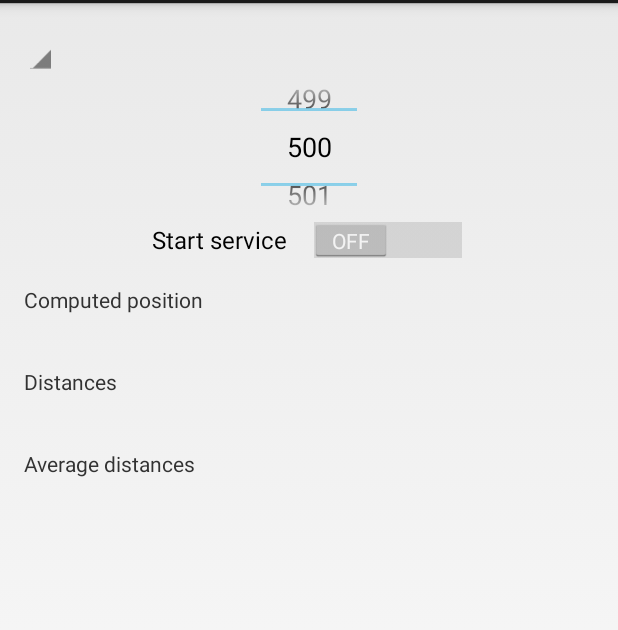
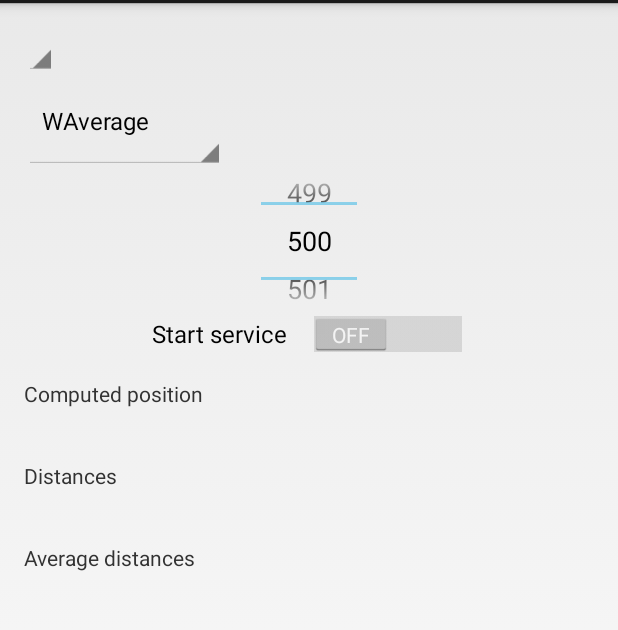
Before and after one commit to iskandarzzzz/beacon-eggs-android, an Android app: the screen it shows after launch (Home), on a phone screen of 412 x 824 dp, the part 69-699 px from its top. Run offline under Robolectric (Android 15) with nearby library versions, the phone set to English and light mode, and no system bars; libraries missing offline, so code that uses them is left out: beaconeggs.core, com.loopj.android; 1 statement that could not run was skipped.

Commit message:
Add Spinner for choosing filtering method

```diff
--- a/app/src/main/java/beaconeggs/android/App.java
+++ b/app/src/main/java/beaconeggs/android/App.java
@@ -6,6 +6,7 @@ import android.bluetooth.BluetoothAdapter;
 import java.util.List;
 
 import beaconeggs.android.editorModel.EditorLayout;
+import beaconeggs.android.service.BeaconHistory;
 import beaconeggs.android.service.BeaconMonitorService;
 
 /**
@@ -13,11 +14,17 @@ import beaconeggs.android.service.BeaconMonitorService;
  */
 public class App extends Application {
 
+    // Retrieve from server
+    public List<EditorLayout> editorLayouts;
+
+    // Set by respective Spinner
     public EditorLayout editorLayout;
+    public BeaconHistory.FilterMethod filterMethod;
 
-    public List<EditorLayout> editorLayouts;
+    // Set by NumberPicker
     public long foregroundScanPeriod = BeaconMonitorService.DEFAULT_FOREGROUND_SCAN_PERIOD;
 
+    // Helper method
     static boolean hasBluetooth() {
         BluetoothAdapter bluetoothAdapter = BluetoothAdapter.getDefaultAdapter();
 
--- /dev/null
+++ b/app/src/main/java/beaconeggs/android/FilterMethodSpinnerAdapter.java
@@ -0,0 +1,15 @@
+package beaconeggs.android;
+
+import android.content.Context;
+import android.widget.ArrayAdapter;
+
+import beaconeggs.android.service.BeaconHistory;
+
+/**
+ * Created by william on 26/11/14.
+ */
+public class FilterMethodSpinnerAdapter extends ArrayAdapter {
+    public FilterMethodSpinnerAdapter(Context context) {
+        super(context, android.R.layout.simple_spinner_dropdown_item, BeaconHistory.FilterMethod.values());
+    }
+}
--- a/app/src/main/java/beaconeggs/android/Home.java
+++ b/app/src/main/java/beaconeggs/android/Home.java
@@ -31,6 +31,7 @@ import java.util.List;
 import beaconeggs.android.editorModel.EditorLayout;
 import beaconeggs.android.editorModel.EditorWidget;
 import beaconeggs.android.editorModel.EditorWidgetAdapter;
+import beaconeggs.android.service.BeaconHistory;
 import beaconeggs.android.service.BeaconMonitorService;
 import beaconeggs.android.service.ExecutorListener;
 import beaconeggs.android.service.RestClient;
@@ -76,6 +77,7 @@ public class Home extends BaseActivity {
     private TextView distances;
     private TextView processedDistances;
     private Spinner layouts;
+    private Spinner filter_method;
     private NumberPicker foregroundScanPeriod;
     private Switch switch_start;
 
@@ -89,6 +91,7 @@ public class Home extends BaseActivity {
         distances = (TextView) findViewById(R.id.distances);
         processedDistances = (TextView) findViewById(R.id.processedDistances);
         layouts = (Spinner) findViewById(R.id.layouts);
+        filter_method = (Spinner) findViewById(R.id.filter_method);
         foregroundScanPeriod = (NumberPicker) findViewById(R.id.foreground_scan_period);
         switch_start = (Switch) findViewById(R.id.switch_start);
 
@@ -104,6 +107,19 @@ public class Home extends BaseActivity {
 
             }
         });
+        filter_method.setAdapter(new FilterMethodSpinnerAdapter(this));
+        filter_method.setOnItemSelectedListener(new AdapterView.OnItemSelectedListener() {
+            @Override
+            public void onItemSelected(AdapterView<?> adapterView, View view, int i, long l) {
+                app.filterMethod = BeaconHistory.FilterMethod.values()[i];
+            }
+
+            @Override
+            public void onNothingSelected(AdapterView<?> adapterView) {
+
+            }
+        });
+        filter_method.setSelection(BeaconHistory.FilterMethod.WAverage.ordinal(), true);
         foregroundScanPeriod.setMinValue(50);
         foregroundScanPeriod.setMaxValue(60 * 1000);
         foregroundScanPeriod.setValue(BeaconMonitorService.DEFAULT_FOREGROUND_SCAN_PERIOD);
--- a/app/src/main/java/beaconeggs/android/LayoutsSpinnerAdapter.java
+++ b/app/src/main/java/beaconeggs/android/LayoutsSpinnerAdapter.java
@@ -10,6 +10,6 @@ import java.util.List;
  */
 public class LayoutsSpinnerAdapter extends ArrayAdapter {
     public LayoutsSpinnerAdapter(Context context, List objects) {
-        super(context, android.R.layout.simple_spinner_item, objects);
+        super(context, android.R.layout.simple_spinner_dropdown_item, objects);
     }
 }
--- a/app/src/main/java/beaconeggs/android/service/Executor.java
+++ b/app/src/main/java/beaconeggs/android/service/Executor.java
@@ -56,7 +56,7 @@ class Executor {
             return;
 
         isExecuting = true;
-        List<Beacon> beacons = beaconHistory.getBeacons(BeaconHistory.FilterMethod.Median);
+        List<Beacon> beacons = beaconHistory.getBeacons(app.filterMethod);
 
         List<LayoutBeacon> layoutBeacons = processBeacons(beacons);
         ResolutionType type = resolutionSelector.selectType(layoutBeacons);
--- a/app/src/main/res/layout/activity_home.xml
+++ b/app/src/main/res/layout/activity_home.xml
@@ -11,6 +11,11 @@
 
     <Spinner
         android:id="@+id/layouts"
+        android:layout_width="wrap_content"
+        android:layout_height="wrap_content" />
+
+    <Spinner
+        android:id="@+id/filter_method"
         android:layout_width="wrap_content"
         android:layout_height="wrap_content" />
 
```
